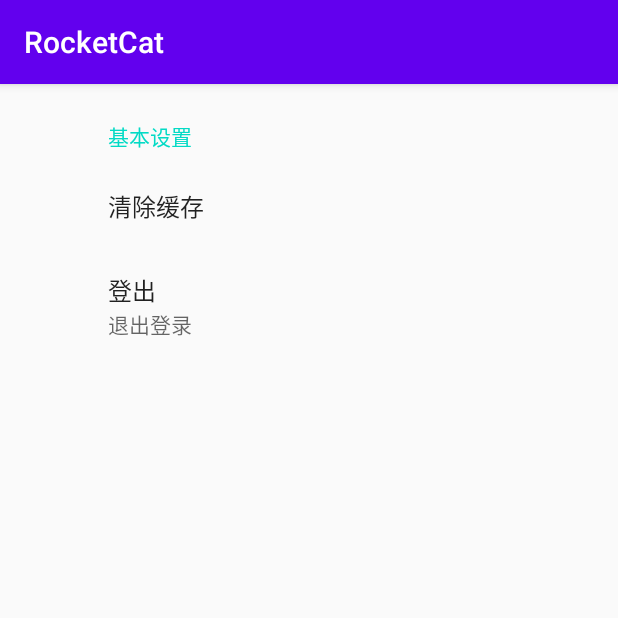
After one commit to MoonRiser/RocketCat, an Android app: the fragment SettingFragment shown on its own in the app's theme, on a phone screen of 412 x 824 dp, the top half of it. The commit adds this screen. Run offline under Robolectric (Android 15) with nearby library versions, the phone set to English and light mode, and no system bars; our stand-ins replace androidx.preference.

Commit message:
add settingfragment

```diff
--- a/app/build.gradle
+++ b/app/build.gradle
@@ -5,7 +5,7 @@ apply plugin: 'kotlin-kapt'
 
 android {
     compileSdkVersion 29
-    buildToolsVersion "29.0.2"
+    buildToolsVersion "29.0.3"
     dataBinding.enabled = true
 
     defaultConfig {
@@ -40,6 +40,7 @@ dependencies {
     def room_version = "2.2.5"
     implementation "androidx.room:room-runtime:$room_version"
     implementation 'androidx.legacy:legacy-support-v4:1.0.0'
+    implementation 'androidx.preference:preference:1.1.1'
     kapt "androidx.room:room-compiler:$room_version"
 
     def dynamicanimation_version = "1.0.0"
--- a/app/src/main/java/com/example/rocketcat/base/BaseViewModel.kt
+++ b/app/src/main/java/com/example/rocketcat/base/BaseViewModel.kt
@@ -2,5 +2,5 @@ package com.example.rocketcat.base
 
 import androidx.lifecycle.ViewModel
 
-class BaseViewModel :ViewModel() {
+open class BaseViewModel :ViewModel() {
 }
--- /dev/null
+++ b/app/src/main/java/com/example/rocketcat/ui/fragment/SettingFragment.kt
@@ -0,0 +1,15 @@
+package com.example.rocketcat.ui.fragment
+
+import android.os.Bundle
+import androidx.preference.PreferenceFragmentCompat
+import com.example.rocketcat.R
+
+
+class SettingFragment : PreferenceFragmentCompat() {
+
+
+    override fun onCreatePreferences(savedInstanceState: Bundle?, rootKey: String?) {
+        addPreferencesFromResource(R.xml.setting_preference)
+    }
+
+}
--- /dev/null
+++ b/app/src/main/java/com/example/rocketcat/ui/fragment/viewmodel/SettingViewModel.kt
@@ -0,0 +1,6 @@
+package com.example.rocketcat.ui.fragment.viewmodel
+
+import com.example.rocketcat.base.BaseViewModel
+
+class SettingViewModel : BaseViewModel() {
+}
--- a/app/src/main/res/menu/bottom_nav.xml
+++ b/app/src/main/res/menu/bottom_nav.xml
@@ -18,6 +18,12 @@
         android:title="Bubble"
         />
 
+    <item
+        android:id="@+id/navigation_setting"
+        android:icon="@drawable/ic_settings_black_24dp"
+        android:title="Setting"
+        />
+
 
 
 </menu>
--- /dev/null
+++ b/app/src/main/res/xml/setting_preference.xml
@@ -0,0 +1,15 @@
+<?xml version="1.0" encoding="utf-8"?>
+<PreferenceScreen xmlns:android="http://schemas.android.com/apk/res/android">
+
+    <PreferenceCategory
+        android:key="base"
+        android:title="基本设置">
+        <Preference
+            android:key="cache"
+            android:title="清除缓存"/>
+        <Preference
+            android:key="logout"
+            android:title="登出"
+            android:summary="退出登录"/>
+    </PreferenceCategory>
+</PreferenceScreen>
```
Also changed, not shown: app/src/main/java/com/example/rocketcat/base/BaseActivity.kt (+5 -14 lines), app/src/main/java/com/example/rocketcat/base/BaseFragment.kt (+5 -6 lines), app/src/main/java/com/example/rocketcat/ui/activity/MainActivity.kt (+7 -0 lines), app/src/main/res/drawable/ic_settings_black_24dp.xml (added, +9 -0 lines), app/src/main/res/layout/fragment_setting.xml (added, +17 -0 lines).
